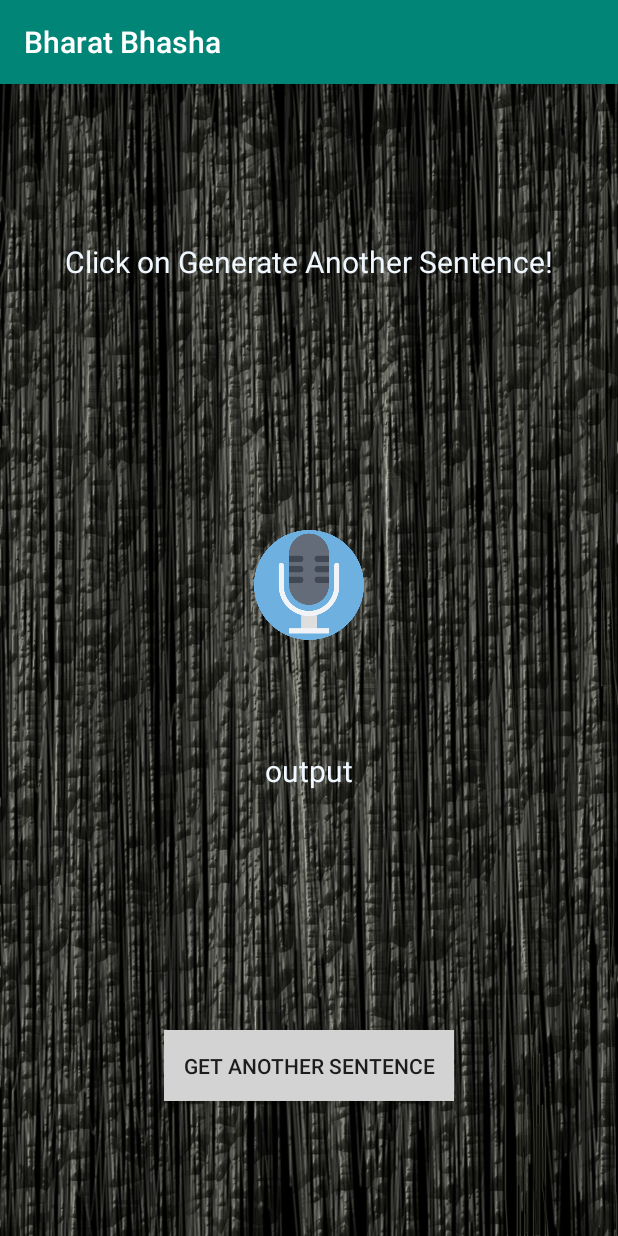
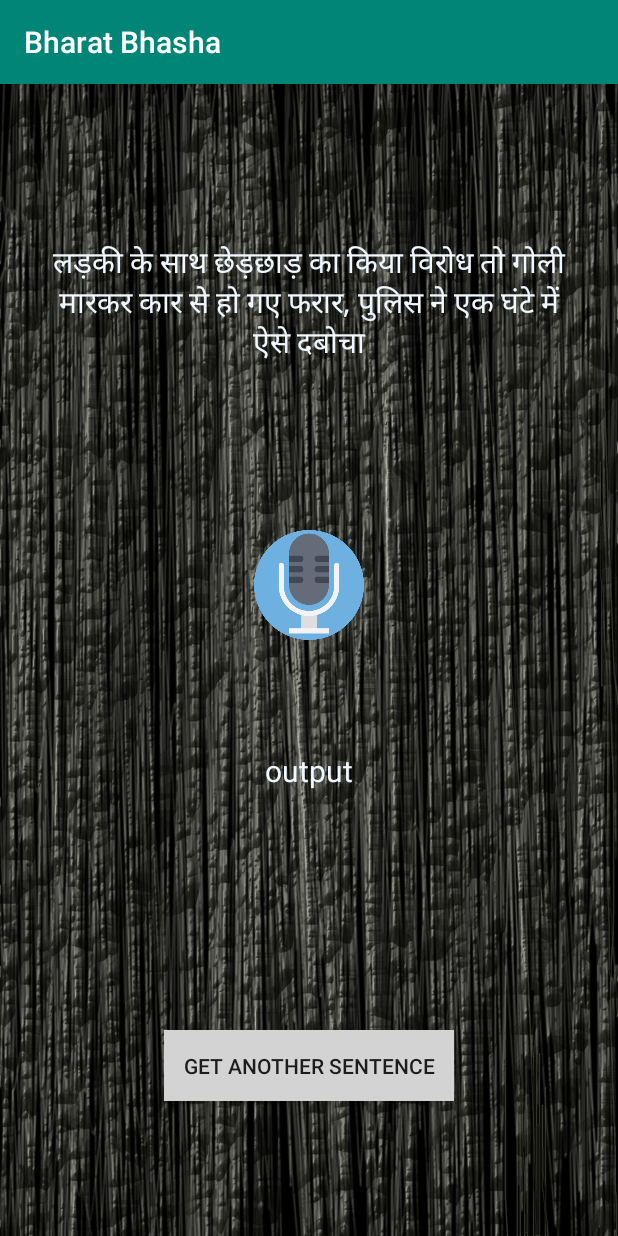
Before and after one commit to prateekraawat1/Tts_indian_lang, an Android app: the screen it shows after launch (MainActivity), after a tap on "GET ANOTHER SENTENCE", on a phone screen of 412 x 824 dp. Run offline under Robolectric (Android 15) with nearby library versions, the phone set to English and light mode, and no system bars.

Commit message:
Update MainActivity.java

```diff
--- a/app/src/main/java/com/example/tts_indian_lang/MainActivity.java
+++ b/app/src/main/java/com/example/tts_indian_lang/MainActivity.java
@@ -131,4 +131,25 @@ public class MainActivity extends AppCompatActivity {
             }
         }
     }
+    public void generate_text(View view) {
+        TextView sentenceTextView = (TextView) findViewById(R.id.textView);
+        String[] sentence=new String[10];
+        int i;
+        //for(i=0;i<10;i++){
+        //    sentence[i]="Hello "+i;
+        //}
+        sentence[0]="भारत ने पाकिस्तान से छीना 'मोस्ट फेवर्ड नेशन' का दर्जा, जानिए क्या होगा इसका असर";
+        sentence[1]="पुलवामा हमले पर सोनिया गांधी को आया गुस्सा, बोलीं-उम्मीद है, दोषी दंडित किए जाएंगे |";
+        sentence[2]="अमेरिका ने पुलवामा में आतंकवादी हमले की निंदा की, दिया ये बड़ा बयान";
+        sentence[3]="वंदे भारत एक्सप्रेस 180 किमी की रफ्तार से दौड़ी, टिकटों की बुकिंग शुरू";
+        sentence[4]="Gully Boy Box Office: रणवीर सिंह ने 'गली बॉय' से किया धमाल, पहले दिन कमाए इतने करोड़";
+        sentence[5]="इसलिए मारिया शारापोवा बीएनबी परिबास टूर्नामेंट से हुईं बाहर";
+        sentence[6]="नोएडा: महिला ने पति के खिलाफ दर्ज कराया अप्राकृतिक यौनाचार का मामला";
+        sentence[7]="लड़की के साथ छेड़छाड़ का किया विरोध तो गोली मारकर कार से हो गए फरार, पुलिस ने एक घंटे में ऐसे दबोचा";
+        sentence[8]="Valentine Week 2019: 8 फरवरी को प्रपोज़ डे, तो 9 को है चॉकलेट डे, पढ़ें Valentine's Day से जुड़े फेक्ट...";
+        sentence[9]="नई जनरेशन 2019 होंडा सिविक की जानकारी आई सामने, आगामी हफ्तों में लॉन्च संभव";
+        i=(int)(Math.random()*10);
+        sentenceTextView.setText(sentence[i]);
+
+    }
 }
```
